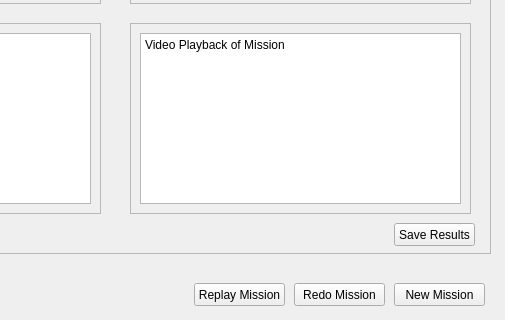
Above: UAV-Forge-New/missionrecap.ui from UCI-UAVForge/GroundStation before the change; both pictures show x 450 to 955 and y 267 to 587 of the 955 by 587 pixel window. Below: the same form after it.
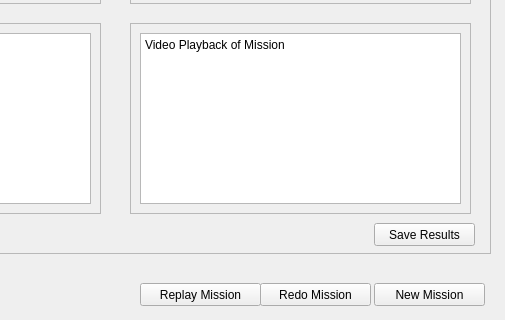
That is the form after the change.

Commit message: added onclick event for the buttons in mission execution

The edit to the form file:
```diff
--- a/UAV-Forge-New/missionrecap.ui
+++ b/UAV-Forge-New/missionrecap.ui
@@ -147,9 +147,9 @@
    <widget class="QPushButton" name="pushButton">
     <property name="geometry">
      <rect>
-      <x>664</x>
+      <x>644</x>
       <y>430</y>
-      <width>81</width>
+      <width>101</width>
       <height>23</height>
      </rect>
     </property>
@@ -161,9 +161,9 @@
   <widget class="QPushButton" name="pushButton_2">
    <property name="geometry">
     <rect>
-     <x>844</x>
+     <x>824</x>
      <y>550</y>
-     <width>91</width>
+     <width>111</width>
      <height>23</height>
     </rect>
    </property>
@@ -174,9 +174,9 @@
   <widget class="QPushButton" name="pushButton_3">
    <property name="geometry">
     <rect>
-     <x>744</x>
+     <x>710</x>
      <y>550</y>
-     <width>91</width>
+     <width>111</width>
      <height>23</height>
     </rect>
    </property>
@@ -187,9 +187,9 @@
   <widget class="QPushButton" name="pushButton_4">
    <property name="geometry">
     <rect>
-     <x>644</x>
+     <x>590</x>
      <y>550</y>
-     <width>91</width>
+     <width>121</width>
      <height>23</height>
     </rect>
    </property>
```
The commit also changes 5 other files.
